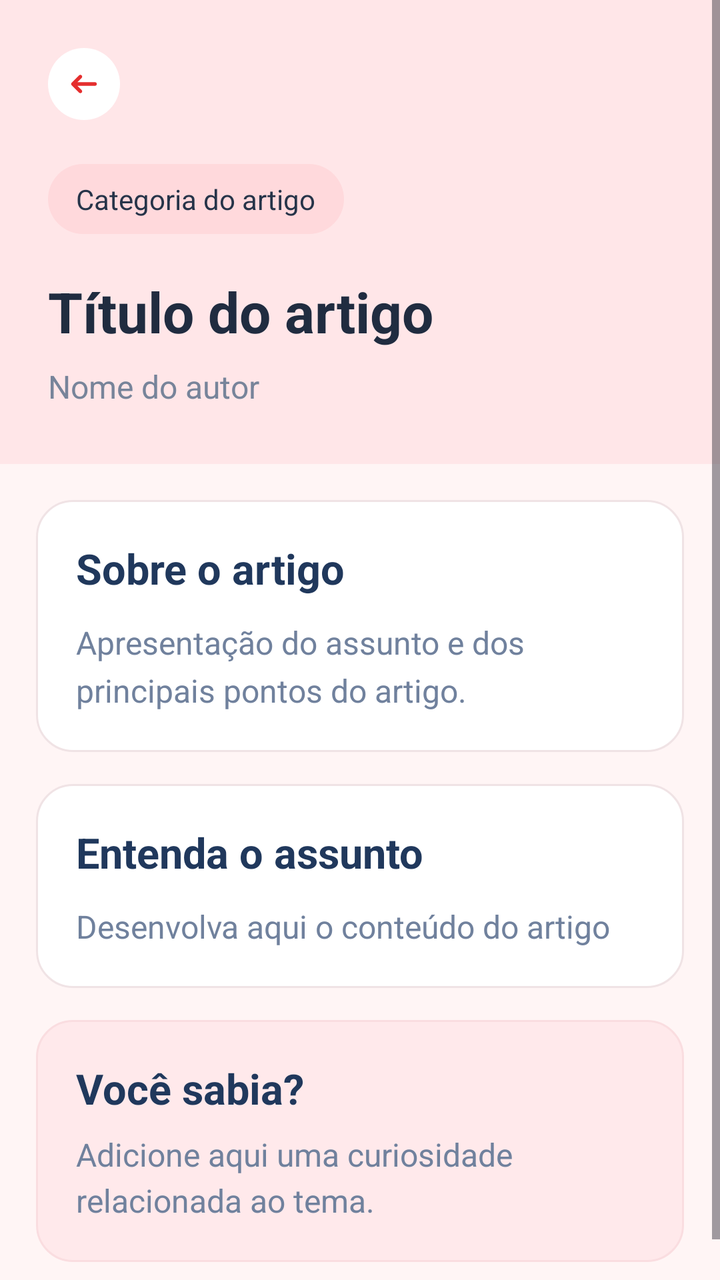
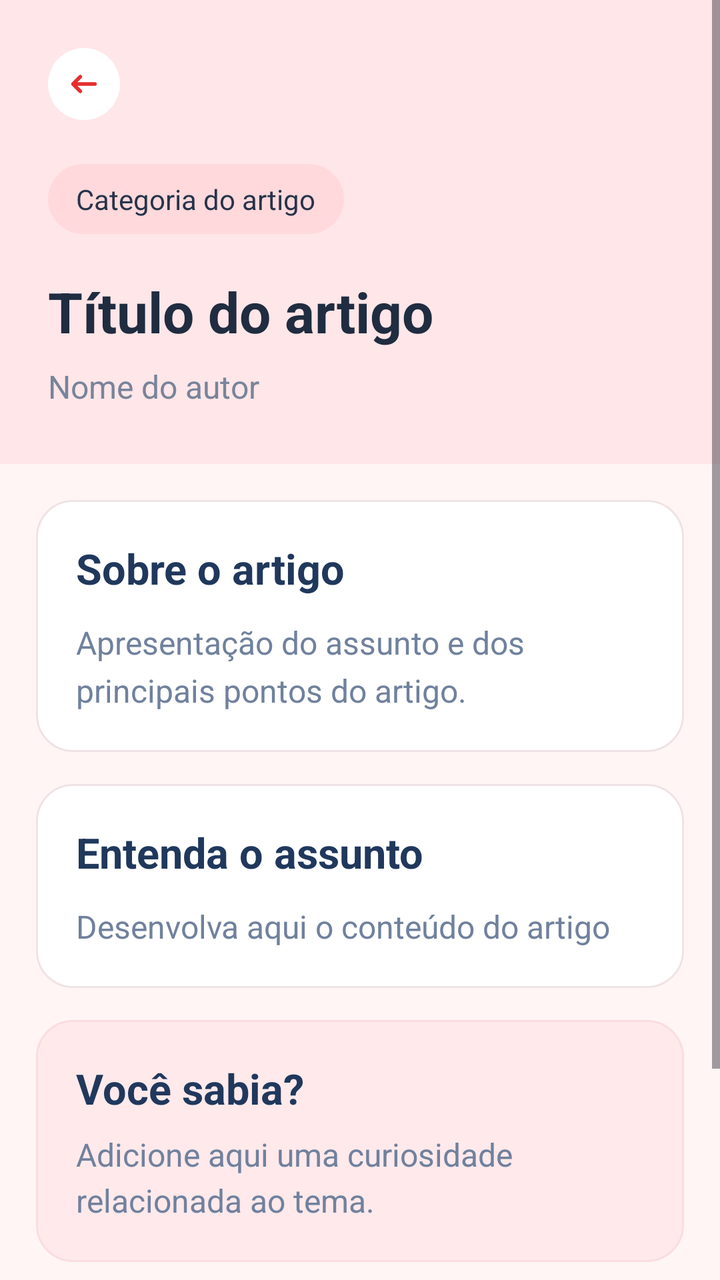

Screens rendered from an Android XML layout before and after an edit, with the pre-edit source and the edit as a unified diff.
<!-- AndroidManifest.xml: application theme Theme.Hemo_Conecta -->
<!-- res/layout/fragment_exemplo_artigo.xml -->
<?xml version="1.0" encoding="utf-8"?>
<ScrollView xmlns:android="http://schemas.android.com/apk/res/android"
    android:layout_width="match_parent"
    android:layout_height="match_parent"
    android:background="#FFF5F5"
    android:fillViewport="true">

    <LinearLayout
        android:layout_width="match_parent"
        android:layout_height="wrap_content"
        android:orientation="vertical">

        <LinearLayout
            android:layout_width="match_parent"
            android:layout_height="wrap_content"
            android:orientation="vertical"
            android:paddingStart="24dp"
            android:paddingEnd="24dp"
            android:paddingTop="24dp"
            android:paddingBottom="28dp"
            android:background="#FFE6E8">

            <FrameLayout
                android:id="@+id/btnBack"
                android:layout_width="36dp"
                android:layout_height="36dp"
                android:background="@drawable/bg_icon"
                android:backgroundTint="@color/white">

                <ImageView
                    android:layout_width="22dp"
                    android:layout_height="22dp"
                    android:layout_gravity="center"
                    android:contentDescription="Voltar"
                    android:src="@drawable/ic_back" />

            </FrameLayout>

            <TextView
                android:id="@+id/categoriaArtigo"
                android:layout_width="wrap_content"
                android:layout_height="wrap_content"
                android:layout_marginTop="22dp"
                android:background="@drawable/bg_categoria_artigo"
                android:paddingHorizontal="14dp"
                android:paddingVertical="8dp"
                android:text="Categoria do artigo"
                android:textColor="#263449"
                android:textSize="14sp" />

            <TextView
                android:id="@+id/tituloArtigo"
                android:layout_width="match_parent"
                android:layout_height="wrap_content"
                android:layout_marginTop="20dp"
                android:text="Título do artigo"
                android:textColor="#202C40"
                android:textSize="28sp"
                android:textStyle="bold" />

            <TextView
                android:id="@+id/autorArtigo"
                android:layout_width="wrap_content"
                android:layout_height="wrap_content"
                android:layout_marginTop="8dp"
                android:text="Nome do autor"
                android:textColor="#77849A"
                android:textSize="16sp" />

        </LinearLayout>

        <LinearLayout
            android:layout_width="match_parent"
            android:layout_height="wrap_content"
            android:orientation="vertical"
            android:padding="18dp">

            <LinearLayout
                android:layout_width="match_parent"
                android:layout_height="wrap_content"
                android:orientation="vertical"
                android:background="@drawable/bg_card_artigo"
                android:padding="20dp"
                android:layout_marginBottom="16dp">

                <TextView
                    android:layout_width="match_parent"
                    android:layout_height="wrap_content"
                    android:text="Sobre o artigo"
                    android:textColor="#20385C"
                    android:textSize="21sp"
                    android:textStyle="bold" />

                <TextView
                    android:id="@+id/introducaoArtigo"
                    android:layout_width="match_parent"
                    android:layout_height="wrap_content"
                    android:layout_marginTop="12dp"
                    android:text="Apresentação do assunto e dos principais pontos do artigo."
                    android:textColor="#70819D"
                    android:textSize="16sp"
                    android:lineSpacingExtra="5dp" />

            </LinearLayout>

            <LinearLayout
                android:id="@+id/conteudoArtigo"
                android:layout_width="match_parent"
                android:layout_height="wrap_content"
                android:orientation="vertical"
                android:background="@drawable/bg_card_artigo"
                android:padding="20dp"
                android:layout_marginBottom="16dp">

                <TextView
                    android:layout_width="match_parent"
                    android:layout_height="wrap_content"
                    android:text="Entenda o assunto"
                    android:textColor="#20385C"
                    android:textSize="21sp"
                    android:textStyle="bold" />

                <TextView
                    android:id="@+id/textoPrincipalArtigo"
                    android:layout_width="match_parent"
                    android:layout_height="wrap_content"
                    android:layout_marginTop="12dp"
                    android:text="Desenvolva aqui o conteúdo do artigo"
                    android:textColor="#70819D"
                    android:textSize="16sp"
                    android:lineSpacingExtra="5dp" />

            </LinearLayout>

            <LinearLayout
                android:id="@+id/dicaArtigo"
                android:layout_width="match_parent"
                android:layout_height="wrap_content"
                android:orientation="horizontal"
                android:gravity="center_vertical"
                android:background="@drawable/bg_dica_artigo"
                android:padding="20dp">

                <LinearLayout
                    android:layout_width="0dp"
                    android:layout_height="wrap_content"
                    android:layout_weight="1"
                    android:orientation="vertical">

                    <TextView
                        android:layout_width="match_parent"
                        android:layout_height="wrap_content"
                        android:text="Você sabia?"
                        android:textColor="#20385C"
                        android:textSize="21sp"
                        android:textStyle="bold" />

                    <TextView
                        android:id="@+id/curiosidadeArtigo"
                        android:layout_width="match_parent"
                        android:layout_height="wrap_content"
                        android:layout_marginTop="8dp"
                        android:text="Adicione aqui uma curiosidade relacionada ao tema."
                        android:textColor="#70819D"
                        android:textSize="16sp"
                        android:lineSpacingExtra="4dp" />

                </LinearLayout>

            </LinearLayout>

            <View
                android:layout_width="match_parent"
                android:layout_height="12dp" />

        </LinearLayout>

    </LinearLayout>

</ScrollView>
<!-- resources referenced by this layout -->
<resources>
  <color name="white">#FFFFFF</color>
  <!-- drawable bg_card_artigo (drawable) -->
  <?xml version="1.0" encoding="utf-8"?>
  <shape xmlns:android="http://schemas.android.com/apk/res/android">
      <solid android:color="#FFFFFF" />
      <corners android:radius="18dp" />
      <stroke
          android:width="1dp"
          android:color="#F0E3E5" />
  </shape>
  <!-- drawable bg_categoria_artigo (drawable) -->
  <?xml version="1.0" encoding="utf-8"?>
  <shape xmlns:android="http://schemas.android.com/apk/res/android">
      <solid android:color="#FFD9DC" />
      <corners android:radius="20dp" />
  </shape>
  <!-- drawable bg_dica_artigo (drawable) -->
  <?xml version="1.0" encoding="utf-8"?>
  <shape xmlns:android="http://schemas.android.com/apk/res/android">
      <solid android:color="#FFE9EB" />
      <corners android:radius="18dp" />
      <stroke
          android:width="1dp"
          android:color="#FADDE0" />
  </shape>
  <!-- drawable bg_icon (drawable) -->
  <?xml version="1.0" encoding="utf-8"?>
  <shape xmlns:android="http://schemas.android.com/apk/res/android"
      android:shape="oval">
  </shape>
  <!-- drawable ic_back (drawable) -->
  <vector xmlns:android="http://schemas.android.com/apk/res/android" android:height="20dp" android:viewportHeight="512" android:viewportWidth="512" android:width="20dp">
        
      <path android:fillColor="#E52E2E" android:pathData="M110.93,243.24c-0.23,0.3 -0.46,0.6 -0.67,0.91c-0.2,0.3 -0.38,0.62 -0.57,0.93c-0.17,0.28 -0.35,0.56 -0.51,0.86c-0.17,0.32 -0.31,0.65 -0.47,0.97c-0.14,0.31 -0.3,0.61 -0.43,0.92c-0.13,0.31 -0.24,0.64 -0.35,0.96c-0.12,0.34 -0.25,0.67 -0.35,1.01c-0.1,0.32 -0.17,0.65 -0.25,0.97c-0.09,0.35 -0.19,0.7 -0.26,1.05c-0.07,0.38 -0.12,0.75 -0.17,1.13c-0.04,0.31 -0.1,0.62 -0.14,0.93c-0.14,1.4 -0.14,2.81 0,4.21c0.03,0.31 0.09,0.62 0.14,0.93c0.05,0.38 0.1,0.76 0.17,1.13c0.07,0.36 0.17,0.7 0.26,1.05c0.08,0.32 0.15,0.65 0.25,0.97c0.1,0.34 0.23,0.68 0.35,1.01c0.12,0.32 0.22,0.64 0.35,0.96c0.13,0.31 0.28,0.62 0.43,0.92c0.15,0.32 0.3,0.65 0.47,0.97c0.16,0.29 0.34,0.57 0.51,0.86c0.19,0.31 0.36,0.63 0.57,0.93c0.21,0.31 0.44,0.61 0.67,0.91c0.19,0.25 0.37,0.52 0.57,0.76c0.44,0.54 0.9,1.05 1.39,1.54c0.01,0.01 0.01,0.02 0.02,0.02l85.33,85.33c8.33,8.33 21.84,8.33 30.17,0c8.33,-8.33 8.33,-21.84 0,-30.17l-48.92,-48.92H384c11.78,0 21.33,-9.55 21.33,-21.33s-9.55,-21.33 -21.33,-21.33H179.5l48.92,-48.92c8.33,-8.33 8.33,-21.84 0,-30.17s-21.84,-8.33 -30.17,0l-85.33,85.33c-0.01,0.01 -0.01,0.02 -0.02,0.02c-0.49,0.49 -0.95,1 -1.39,1.54C111.3,242.73 111.12,242.99 110.93,243.24z"/>
      
  </vector>
  <style name="Theme.Hemo_Conecta" parent="Base.Theme.Hemo_Conecta" />
  <style name="Base.Theme.Hemo_Conecta" parent="Theme.Material3.DayNight.NoActionBar">
          
          
      </style>
</resources>

<!-- the commit's change to res/layout/fragment_exemplo_artigo.xml (unified diff, before → after) -->
@@ -173,6 +173,19 @@
                 android:layout_width="match_parent"
                 android:layout_height="12dp" />
 
+            <Button
+                android:id="@+id/btnConcluirLeitura"
+                android:layout_width="match_parent"
+                android:layout_height="wrap_content"
+                android:text="Carregando leitura..."
+                android:textColor="@color/white"
+                android:backgroundTint="@color/vermelho"
+                android:padding="18dp"
+                android:textSize="16sp"
+                android:enabled="false"
+                android:layout_marginTop="24dp"
+                android:layout_marginBottom="16dp"/>
+
         </LinearLayout>
 
     </LinearLayout>
<!-- resource entries referenced after the edit -->
@@ -1,5 +1,6 @@
 <!-- resources referenced by this layout -->
 <resources>
+  <color name="vermelho">#BF2424</color>
   <color name="white">#FFFFFF</color>
   <!-- drawable bg_card_artigo (drawable) -->
   <?xml version="1.0" encoding="utf-8"?>
